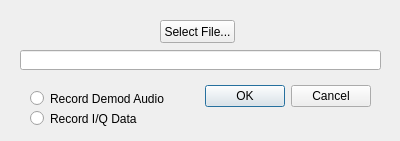
Old version of the form unixforms/recordsetupdlg.ui in the repository rafael2k/CuteSDR.
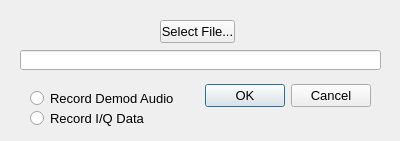
New version of the form.

Patch:
```diff
--- a/unixforms/recordsetupdlg.ui
+++ b/unixforms/recordsetupdlg.ui
@@ -22,6 +22,11 @@
      <height>32</height>
     </rect>
    </property>
+   <property name="font">
+    <font>
+     <pointsize>10</pointsize>
+    </font>
+   </property>
    <property name="orientation">
     <enum>Qt::Horizontal</enum>
    </property>
@@ -38,6 +43,11 @@
      <height>23</height>
     </rect>
    </property>
+   <property name="font">
+    <font>
+     <pointsize>10</pointsize>
+    </font>
+   </property>
    <property name="text">
     <string>Select File...</string>
    </property>
@@ -64,6 +74,11 @@
      <height>17</height>
     </rect>
    </property>
+   <property name="font">
+    <font>
+     <pointsize>10</pointsize>
+    </font>
+   </property>
    <property name="toolTipDuration">
     <number>-1</number>
    </property>
@@ -83,6 +98,11 @@
      <height>17</height>
     </rect>
    </property>
+   <property name="font">
+    <font>
+     <pointsize>10</pointsize>
+    </font>
+   </property>
    <property name="text">
     <string>Record I/Q Data</string>
    </property>
```
Left out of the diff: 5 changed lines with no effect on the pictures.
